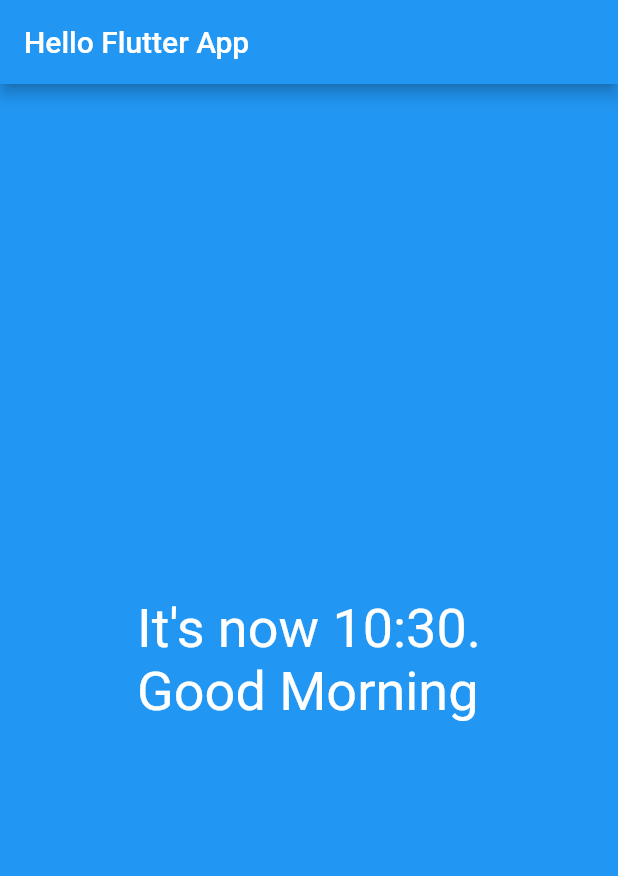
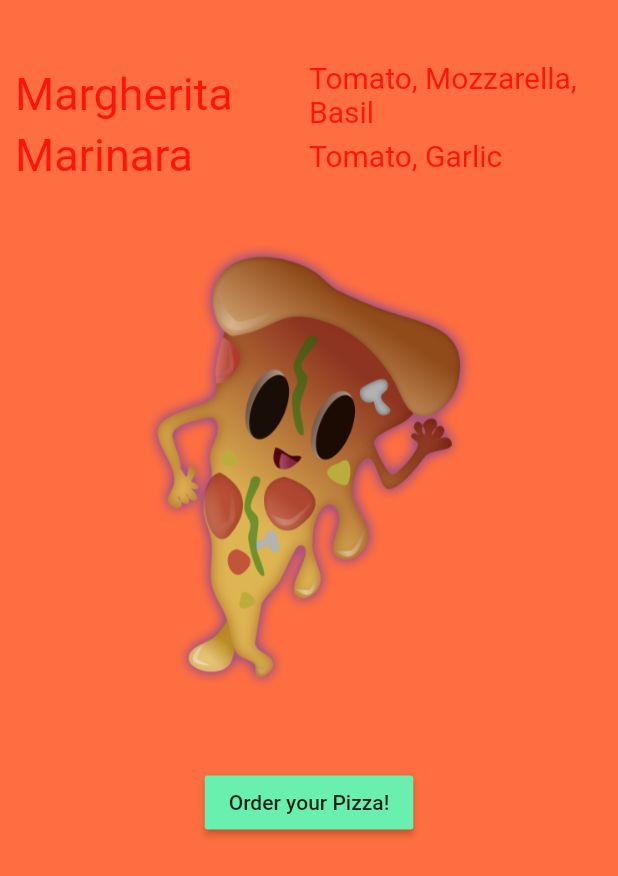
Before and after one commit to FazalHussain/Flutter-Demo, a Flutter app: the screen it shows after launch, on a phone screen of 412 x 824 dp. Shown: the top 876 px of the screen. Run offline on Flutter 3.47's test engine with Material 2 defaults, Android fonts, the phone set to English and light mode, and no system bars.

Commit message:
Flutter Layout Basics

```diff
--- a/lib/main.dart
+++ b/lib/main.dart
@@ -1,5 +1,5 @@
 import 'package:flutter/material.dart';
-import './screens/Home.dart';
+import './screens/layout.dart';
 
 /// [main] Entry point of a Flutter App
 /// [runApp] inflate the widget and attached it to screen
@@ -16,12 +16,7 @@ class HelloWorldApp extends StatelessWidget {
     return MaterialApp(
       debugShowCheckedModeBanner: false, //disapear debug tag
       title: "Hello Flutter App",
-      home: Scaffold(
-        appBar: AppBar(
-            title: Text("Hello Flutter App")
-        ),
-        body: Home(),
-      ),
+      home: Layout(),
     );
   }
 
--- /dev/null
+++ b/lib/screens/layout.dart
@@ -0,0 +1,136 @@
+import 'package:flutter/material.dart';
+
+class Layout extends StatelessWidget {
+  @override
+  Widget build(BuildContext context) {
+    // TODO: implement build
+    return Center(
+        child: Container(
+            alignment: Alignment.center,
+            color: Colors.deepOrangeAccent,
+            padding: EdgeInsets.only(top: 40, left: 10, right: 10),
+            //margin: EdgeInsets.all(30.0), //all side margin
+            // Row is used to place widget horizontally
+            // Row is not scrollable. if the content is large and unable to fit
+            // in the view flutter indicate the error on the right
+            child: Column(
+              children: <Widget>[
+                //1st row
+                Row(
+                  children: <Widget>[
+                    Expanded(
+                      child: Text(
+                        "Margherita",
+                        textDirection: TextDirection.ltr,
+                        style: TextStyle(
+                            //color: Colors.red,
+                            fontSize: 30.0,
+                            decoration: TextDecoration.none,
+                            // remove decoration i.e underline, etc
+                            fontFamily: "Roboto",
+                            //check pubspec.yml
+                            fontWeight: FontWeight.normal),
+                      ),
+                    ),
+                    Expanded(
+                      child: Text(
+                        "Tomato, Mozzarella, Basil",
+                        textDirection: TextDirection.ltr,
+                        style: TextStyle(
+                            //color: Colors.red,
+                            fontSize: 20.0,
+                            decoration: TextDecoration.none,
+                            // remove decoration i.e underline, etc
+                            fontFamily: "Roboto",
+                            //check pubspec.yml
+                            fontWeight: FontWeight.normal),
+                      ),
+                    )
+                  ],
+                ),
+
+                //2nd row
+                Row(
+                  children: <Widget>[
+                    Expanded(
+                      child: Text(
+                        "Marinara",
+                        textDirection: TextDirection.ltr,
+                        style: TextStyle(
+                            //color: Colors.red,
+                            fontSize: 30.0,
+                            decoration: TextDecoration.none,
+                            // remove decoration i.e underline, etc
+                            fontFamily: "Roboto",
+                            //check pubspec.yml
+                            fontWeight: FontWeight.normal),
+                      ),
+                    ),
+                    Expanded(
+                      child: Text(
+                        "Tomato, Garlic",
+                        textDirection: TextDirection.ltr,
+                        style: TextStyle(
+                            //color: Colors.red,
+                            fontSize: 20.0,
+                            decoration: TextDecoration.none,
+                            // remove decoration i.e underline, etc
+                            fontFamily: "Roboto",
+                            //check pubspec.yml
+                            fontWeight: FontWeight.normal),
+                      ),
+                    )
+                  ],
+                ),
+
+                PizzaImageWidget(),
+                OrderButton()
+              ],
+            )));
+  }
+}
+
+class PizzaImageWidget extends StatelessWidget {
+  @override
+  Widget build(BuildContext context) {
+    AssetImage assetImage = AssetImage('images/pizza1.png');
+    Image image = Image(
+      image: assetImage,
+      width: 300.0,
+      height: 300.0,
+    );
+    return Container(
+      margin: EdgeInsets.only(top: 40),
+      child: image,
+    );
+  }
+}
+
+class OrderButton extends StatelessWidget {
+  @override
+  Widget build(BuildContext context) {
+    var button = Container(
+      margin: EdgeInsets.only(top: 50.0),
+      child: RaisedButton(
+        color: Colors.greenAccent,
+        child: Text("Order your Pizza!"),
+        onPressed: () {
+          order(context);
+        },
+      ),
+    );
+    return button;
+  }
+
+  void order(BuildContext context) {
+    var alert = AlertDialog(
+      title: Text("Order Completed"),
+      content: Text("Thanks for your order"),
+    );
+    showDialog(
+        context: context,
+        builder: (BuildContext context) {
+          return alert;
+        });
+  }
+}
```
Also changed, not shown: pubspec.yaml (+12 -14 lines), images/pizza1.png (added).
